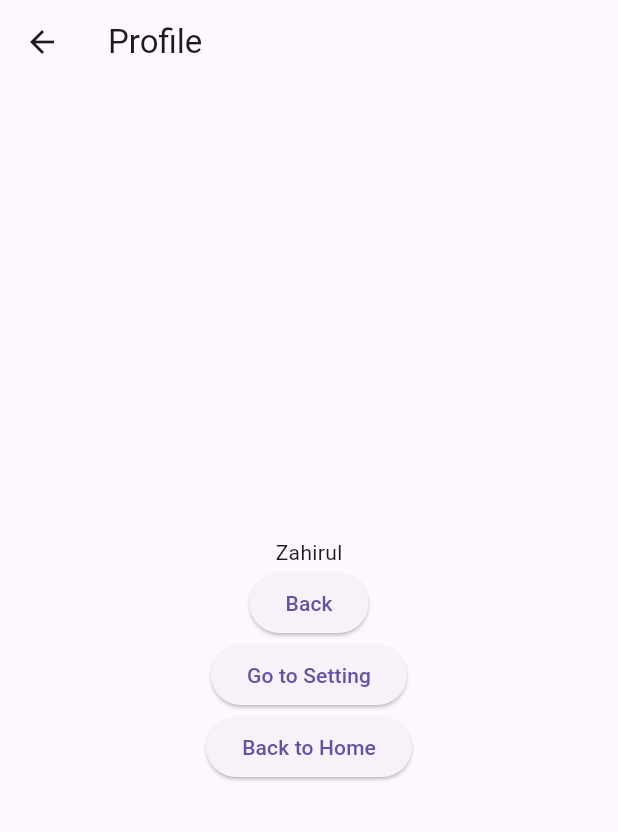
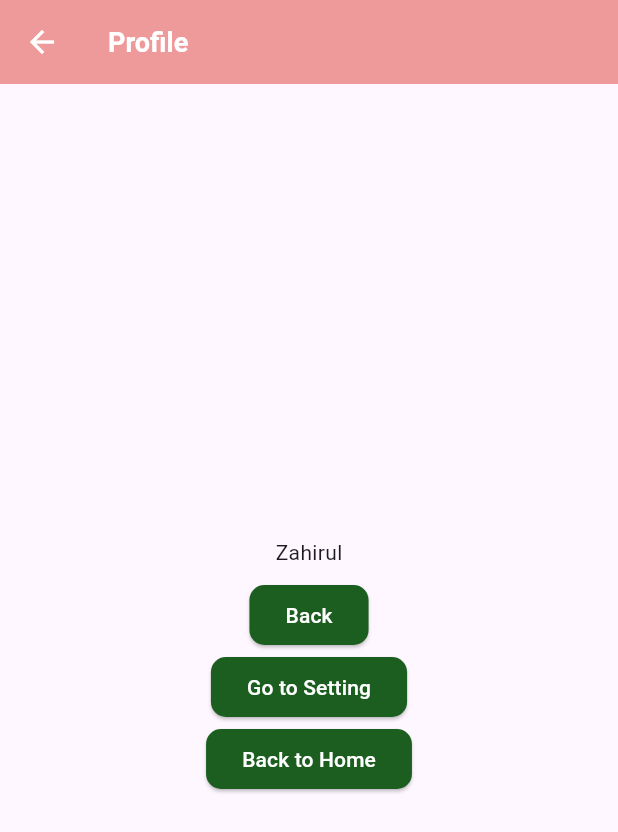
Before and after one commit to Zahirul064/live_class_project, a Flutter app: the screen it shows after launch, after a tap on "Go to Frofile", on a phone screen of 412 x 824 dp. Shown: the top 832 px of the screen. Run offline on Flutter 3.47's test engine with Material 3 defaults, Android fonts, the phone set to English and light mode, and no system bars.

Commit message:
new updated

```diff
--- a/lib/main.dart
+++ b/lib/main.dart
@@ -1,10 +1,8 @@
 import 'package:flutter/material.dart';
 
-// Naviagation
-// Route
-// Rout to Rout Navigation
-// Navigator
-// Stack
+// Theme
+// Code Smelll
+// Code Duplication
 
 void main() {
   runApp(HelloWorldApp());
@@ -17,6 +15,66 @@ class HelloWorldApp extends StatelessWidget {
       debugShowCheckedModeBanner: false,
       title: 'Hello World App',
       home: Home(),
+      theme: ThemeData(
+        useMaterial3: true,
+        elevatedButtonTheme: ElevatedButtonThemeData(
+          style: ElevatedButton.styleFrom(
+            backgroundColor: Colors.green[900],
+            foregroundColor: Colors.white,
+            shape: RoundedRectangleBorder(
+              borderRadius: BorderRadius.circular(10),
+            ),
+          ),
+        ),
+        appBarTheme: AppBarTheme(
+          backgroundColor: Colors.green[800],
+          foregroundColor: Colors.white,
+          titleTextStyle: TextStyle(
+              fontSize: 18, fontWeight: FontWeight.w600, color: Colors.white),
+        ),
+        inputDecorationTheme: InputDecorationTheme(
+          border: OutlineInputBorder(
+            borderSide: BorderSide(color: Colors.red),
+          ),
+          enabledBorder: OutlineInputBorder(
+            borderSide: BorderSide(color: Colors.green),
+          ),
+          focusedBorder: OutlineInputBorder(
+            borderSide: BorderSide(color: Colors.pink),
+          ),
+        ),
+      ),
+      darkTheme: ThemeData(
+        useMaterial3: true,
+        brightness: Brightness.dark,
+        elevatedButtonTheme: ElevatedButtonThemeData(
+          style: ElevatedButton.styleFrom(
+            backgroundColor: Colors.white,
+            foregroundColor: Colors.green,
+            shape: RoundedRectangleBorder(
+              borderRadius: BorderRadius.circular(10),
+            ),
+          ),
+        ),
+        appBarTheme: AppBarTheme(
+          backgroundColor: Colors.grey[800],
+          foregroundColor: Colors.black,
+          titleTextStyle: TextStyle(
+              fontSize: 18, fontWeight: FontWeight.w600, color: Colors.white),
+        ),
+        inputDecorationTheme: InputDecorationTheme(
+          border: OutlineInputBorder(
+            borderSide: BorderSide(color: Colors.white),
+          ),
+          enabledBorder: OutlineInputBorder(
+            borderSide: BorderSide(color: Colors.white38),
+          ),
+          focusedBorder: OutlineInputBorder(
+            borderSide: BorderSide(color: Colors.white),
+          ),
+        ),
+      ),
+      themeMode: ThemeMode.light,
     );
   }
 }
@@ -32,20 +90,38 @@ class Home extends StatelessWidget {
       ),
       body: Center(
         child: Column(
+          //crossAxisAlignment: CrossAxisAlignment.center,
           mainAxisAlignment: MainAxisAlignment.center,
           children: [
-            ElevatedButton(
+            Padding(
+              padding: const EdgeInsets.all(16.0),
+              child: Column(
+                children: [
+                  TextField(),
+                  SizedBox(height: 16),
+                  TextField(),
+                  SizedBox(height: 16),
+                  TextField(),
+                ],
+              ),
+            ),
+            Padding(
+              padding: const EdgeInsets.all(8.0),
+              child: ElevatedButton(
                 onPressed: () {
                   Navigator.push(
                     context,
                     MaterialPageRoute(
                       builder: (context) {
-                      return Profile(userName: 'Zahirul',);
+                        return Profile(
+                          userName: 'Zahirul',
+                        );
                       },
                     ),
                   );
                 },
                 child: Text('Go to Frofile'),
+              ),
             ),
             ElevatedButton(
               onPressed: () {
@@ -60,14 +136,12 @@ class Home extends StatelessWidget {
               },
               child: Text('Go to Setting'),
             ),
-
           ],
         ),
       ),
     );
   }
 }
-
 
 class Profile extends StatelessWidget {
   const Profile({super.key, required this.userName});
@@ -79,15 +153,21 @@ class Profile extends StatelessWidget {
     return Scaffold(
       appBar: AppBar(
         title: Text('Profile'),
+        backgroundColor: Colors.red[200],
       ),
       body: Center(
         child: Column(
           mainAxisAlignment: MainAxisAlignment.center,
           children: [
-            Text(userName),
-            ElevatedButton(onPressed: () {
+            Padding(
+              padding: const EdgeInsets.all(8.0),
+              child: Text(userName),
+            ),
+            ElevatedButton(
+                onPressed: () {
                   Navigator.pop(context);
-            }, child: Text('Back')),
+                },
+                child: Text('Back')),
             ElevatedButton(
                 onPressed: () {
                   Navigator.pushReplacement(
@@ -119,7 +199,7 @@ class Setting extends StatelessWidget {
 
   @override
   Widget build(BuildContext context) {
-    return  Scaffold(
+    return Scaffold(
       appBar: AppBar(
         title: Text('Setting'),
       ),
@@ -127,13 +207,14 @@ class Setting extends StatelessWidget {
         child: Column(
           mainAxisAlignment: MainAxisAlignment.center,
           children: [
-
             ElevatedButton(
                 onPressed: () {
                   Navigator.push(
                     context,
                     MaterialPageRoute(
-                      builder: (context) => Profile(userName: 'Tanvir',),
+                      builder: (context) => Profile(
+                        userName: 'Tanvir',
+                      ),
                     ),
                   );
                 },
@@ -165,9 +246,9 @@ class Setting extends StatelessWidget {
     'Rana',
     'Tarique',
   ];
-  *//*TextEditingController _emailTEController = TextEditingController();
+  */ /*TextEditingController _emailTEController = TextEditingController();
   TextEditingController _passwordTEController = TextEditingController();
-  GlobalKey<FormState> _formKey = GlobalKey();*//*
+  GlobalKey<FormState> _formKey = GlobalKey();*/ /*
 
   @override
   Widget build(BuildContext context) {
@@ -177,7 +258,7 @@ class Setting extends StatelessWidget {
         backgroundColor: Colors.green,
       ),
       // Container
-      *//*body: Row(
+      */ /*body: Row(
         children: [
           Container(
             width: 100,
@@ -210,8 +291,8 @@ class Setting extends StatelessWidget {
           ),
         ],
       ),
-*//*
-      *//*body: ListView.separated(
+*/ /*
+      */ /*body: ListView.separated(
 
           itemCount: friendList.length,
           itemBuilder: (BuildContext context, int index) {
@@ -242,9 +323,9 @@ class Setting extends StatelessWidget {
 
           );
         },
-      ),*//*
+      ),*/ /*
 
-*//*
+*/ /*
       body: Padding(
         padding: const EdgeInsets.all(16.0),
         child: Form(
@@ -289,8 +370,8 @@ class Setting extends StatelessWidget {
             ],
           ),
         ),
-      ),*//*
-      *//*body: GridView.builder(
+      ),*/ /*
+      */ /*body: GridView.builder(
         itemCount: friendList.length,
           gridDelegate:
               SliverGridDelegateWithFixedCrossAxisCount(crossAxisCount: 3),
@@ -301,9 +382,9 @@ class Setting extends StatelessWidget {
 
           );
           }
-          ),*//*
+          ),*/ /*
 
-      *//*body: GridView(
+      */ /*body: GridView(
           gridDelegate: SliverGridDelegateWithFixedCrossAxisCount(
               crossAxisCount: 2, mainAxisSpacing: 10),
           children: [
@@ -312,8 +393,8 @@ class Setting extends StatelessWidget {
             Text('data'),
             Text('data'),
           ],
-        )*//*
-        *//*body: ListView.builder(
+        )*/ /*
+        */ /*body: ListView.builder(
           itemCount: friendList.length,
           itemBuilder: (BuildContext context, int index) {
             return ListTile(
@@ -332,15 +413,15 @@ class Setting extends StatelessWidget {
               //dense: false,
             );
 
-            *//* *//*Padding(
+            */ /* */ /*Padding(
               padding: const EdgeInsets.all(16.0),
               child: Text(
                 friendList[index],style: TextStyle(
                 fontSize: 16
               ),
               ),
-            );*//* *//*
-          }),*//*
+            );*/ /* */ /*
+          }),*/ /*
         );
   }
 }*/
```
Lines whose indentation alone changed are shown as unchanged.
